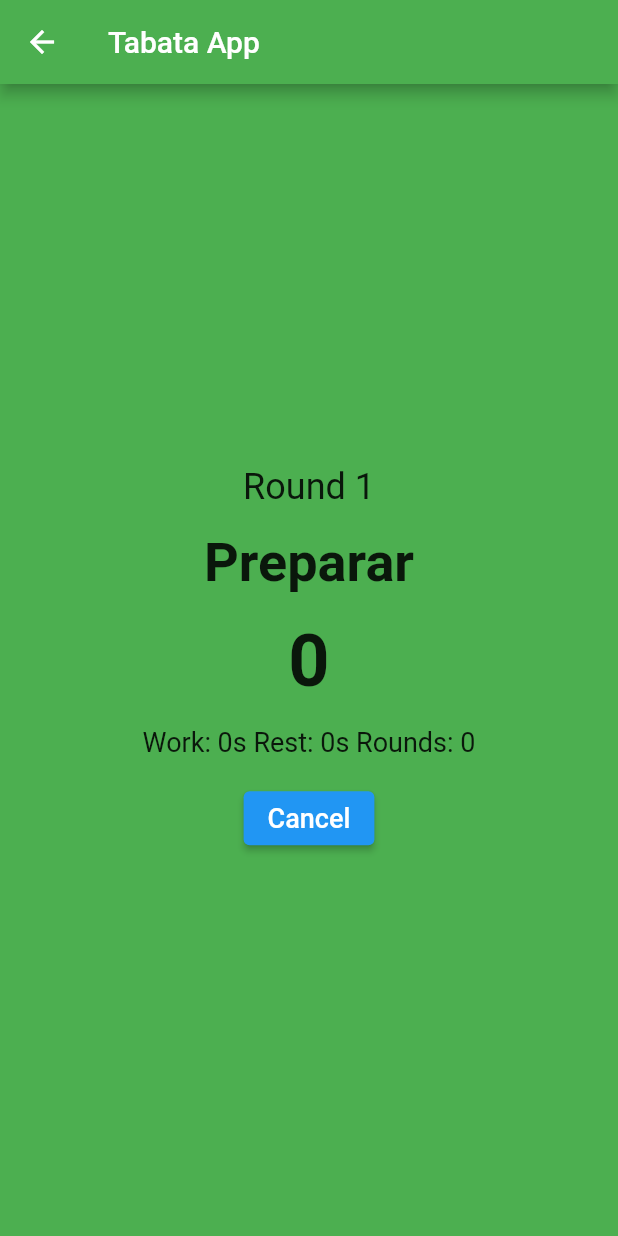
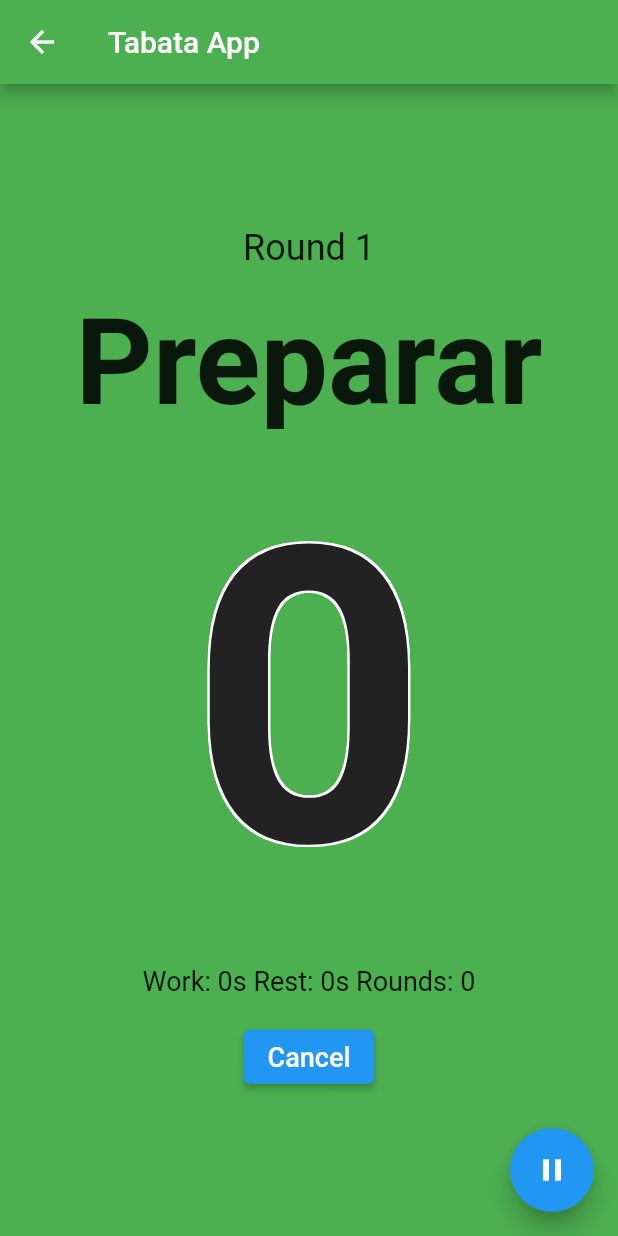
Before and after one commit to MatheusFalcao/tabata_workout, a Flutter app: the SecondScreen screen opened directly with empty values, on a phone screen of 412 x 824 dp. Run offline on Flutter 3.47's test engine with Material 2 defaults, Android fonts, the phone set to English and light mode, and no system bars; statements that could not run were skipped.

Commit message:
Add pause button and functionatily

```diff
--- a/lib/screens/second_screen.dart
+++ b/lib/screens/second_screen.dart
@@ -30,6 +30,7 @@ class _SecondScreenState extends State<SecondScreen> {
   String _currentExercise = '';
   late Timer _timer;
   Color _bg = Colors.green;
+  bool _isPaused = false;
 
   @override
   void initState() {
@@ -50,12 +51,26 @@ class _SecondScreenState extends State<SecondScreen> {
     super.dispose();
   }
 
+  void _togglePause() {
+    setState(() {
+      _isPaused = !_isPaused;
+    });
+  }
+
   void _startTimer() {
     _timer = Timer.periodic(const Duration(seconds: 1), (timer) {
       setState(() {
+        if (!_isPaused) {
+          _currentTime--;
+        }
+
         if (_currentTime > 0) {
+          if (_currentTime < 5) {
+            _bg = Colors.red;
+          }
+          //
           // If there is still time left, decrement the timer
-          _currentTime--;
+          // _currentTime--;
         } else {
           // If the current time is zero, switch to the next exercise/round
           if (_isPreparing) {
@@ -70,7 +85,7 @@ class _SecondScreenState extends State<SecondScreen> {
             // _currentExercise = 'Rest';
             _currentTime = widget.restTime;
             _isWorkTime = false;
-            _bg = const Color.fromARGB(255, 54, 9, 214);
+            _bg = const Color.fromARGB(255, 119, 88, 231);
           } else {
             // If we were in the rest phase, switch to the next exercise
             List exercises = widget.exercises;
@@ -127,7 +142,7 @@ class _SecondScreenState extends State<SecondScreen> {
                         ? _currentExercise
                         : 'Rest',
                 style: const TextStyle(
-                  fontSize: 36,
+                  fontSize: 80,
                   fontWeight: FontWeight.bold,
                 ),
               ),
@@ -135,9 +150,26 @@ class _SecondScreenState extends State<SecondScreen> {
               Text(
                 '$_currentTime',
                 style: const TextStyle(
-                  fontSize: 48,
-                  fontWeight: FontWeight.bold,
-                ),
+                    fontSize: 275,
+                    fontWeight: FontWeight.bold,
+                    shadows: [
+                      Shadow(
+                          // bottomLeft
+                          offset: Offset(-1.5, -1.5),
+                          color: Colors.white),
+                      Shadow(
+                          // bottomRight
+                          offset: Offset(1.5, -1.5),
+                          color: Colors.white),
+                      Shadow(
+                          // topRight
+                          offset: Offset(1.5, 1.5),
+                          color: Colors.white),
+                      Shadow(
+                          // topLeft
+                          offset: Offset(-1.5, 1.5),
+                          color: Colors.white),
+                    ]),
               ),
               const SizedBox(height: 16),
               Row(
@@ -171,6 +203,14 @@ class _SecondScreenState extends State<SecondScreen> {
           ),
         ),
       ),
+      floatingActionButton: FloatingActionButton(
+        onPressed: () {
+          _togglePause();
+        },
+        backgroundColor: Colors.blue,
+        child:
+            _isPaused ? const Icon(Icons.play_arrow) : const Icon(Icons.pause),
+      ),
     );
   }
 }
```
